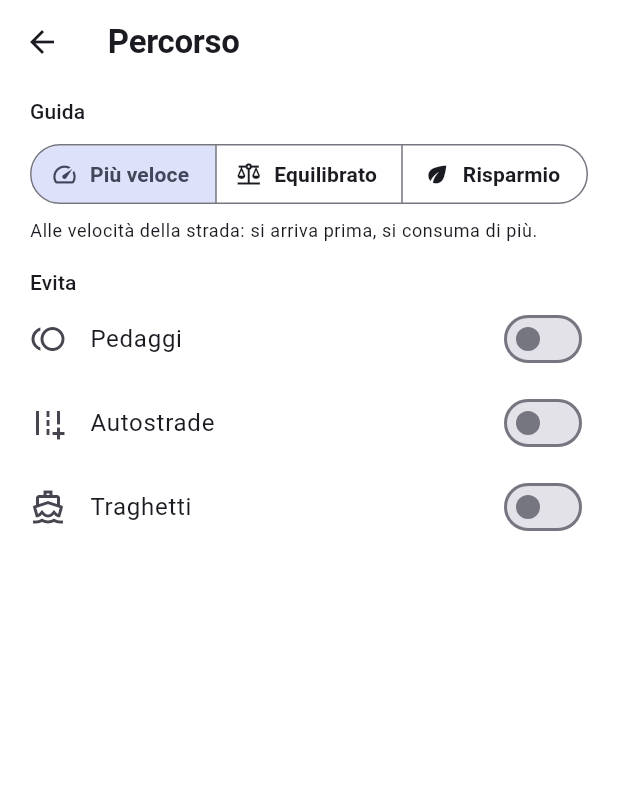
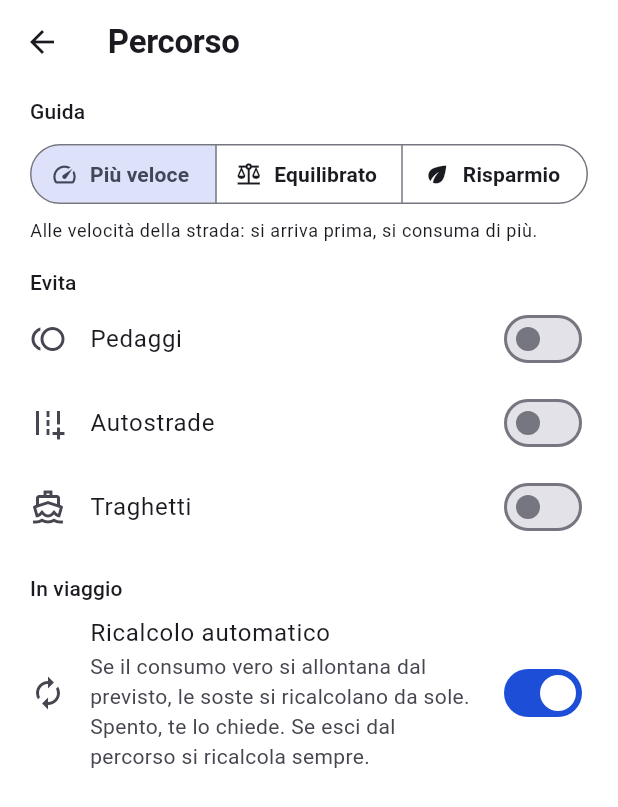
Before and after one commit to danigio15/gdanav, a Flutter app: the OpzioniPercorsoSchermata screen opened directly with empty values, on a phone screen of 412 x 824 dp. Shown: the top 807 px of the screen. Run offline on Flutter 3.47's test engine with Material 3 defaults, Android fonts, the phone set to English and light mode, and no system bars; our stand-ins replace flutter_secure_storage, flutter_tts, geolocator, image_picker; missing offline and left inert: cryptography, flutter_reactive_ble, maplibre_gl, mobile_scanner; accounts and stored records are empty.

Commit message:
Ricalcolo del viaggio automatico o su richiesta
Nelle opzioni del Percorso, «Ricalcolo automatico»: acceso, se il consumo
vero si allontana dal previsto le soste si ricalcolano da sole; spento,
una scheda lo chiede (Ricalcola / No). In guida il bottone «Ricalcola»
c'è sempre. Uscendo di strada si ricalcola comunque. Cambiare solo
questa scelta non ricalcola il viaggio.

Co-Authored-By: Claude Opus 5.5 <noreply@anthropic.com>
Claude-Session: https://claude.ai/code/session_01FNouQc3gyVQmfSih9paoYr

```diff
--- a/app/lib/schermate/opzioni_percorso.dart
+++ b/app/lib/schermate/opzioni_percorso.dart
@@ -66,6 +66,19 @@ class PannelloOpzioniPercorso extends StatelessWidget {
           title: const Text('Traghetti'),
           value: o.evitaTraghetti,
           onChanged: (v) => onCambia(o.copia(evitaTraghetti: v)),
+        ),
+        const SizedBox(height: 16),
+        Text('In viaggio', style: t.titleSmall),
+        SwitchListTile(
+          contentPadding: EdgeInsets.zero,
+          secondary: const Icon(Icons.autorenew),
+          title: const Text('Ricalcolo automatico'),
+          subtitle: const Text(
+            'Se il consumo vero si allontana dal previsto, le soste si ricalcolano da sole. '
+            'Spento, te lo chiede. Se esci dal percorso si ricalcola sempre.',
+          ),
+          value: o.ricalcoloAutomatico,
+          onChanged: (v) => onCambia(o.copia(ricalcoloAutomatico: v)),
         ),
       ],
     );
--- a/app/lib/stato/gestore_guida.dart
+++ b/app/lib/stato/gestore_guida.dart
@@ -50,6 +50,10 @@ class GestoreGuida extends ChangeNotifier {
   var attiva = false;
   var ricalcolando = false;
   var muto = false;
+
+  /// Con il ricalcolo automatico spento: perché converrebbe ricalcolare. Si
+  /// mostra una scheda con «Ricalcola» e «No».
+  String? proposta;
   DateTime? _ultimoRacconto;
   var _vicinoDetto = false;
 
@@ -226,10 +230,34 @@ class GestoreGuida extends ChangeNotifier {
     if (_ora().difference(_ultimoRicalcolo) < intervalloRicalcolo) return;
     final scarto = (ora.valore - _prevista(p, metri / 1000)).abs();
     final fattoreCambiato = ((consumo?.imparato.fattore ?? 1) - _fattorePiano).abs() > 0.05;
-    if (scarto >= scartoPerRicalcolo || fattoreCambiato) unawaited(_ricalcola(perConsumo: true));
+    if (scarto < scartoPerRicalcolo && !fattoreCambiato) return;
+    if (viaggio.opzioni.ricalcoloAutomatico) {
+      unawaited(_ricalcola(perConsumo: true));
+    } else if (proposta == null) {
+      // Si chiede una volta; se si dice di no, se ne riparla fra due minuti.
+      _ultimoRicalcolo = _ora();
+      proposta = ora.valore < _prevista(p, metri / 1000)
+          ? 'Consumi più del previsto: ricalcolo le soste?'
+          : 'Consumi meno del previsto: ricalcolo le soste?';
+      notifyListeners();
+    }
   }
 
-  Future<void> _ricalcola({bool perConsumo = false}) async {
+  /// «Ricalcola», dal bottone o dalla scheda: da dove si è, con la batteria
+  /// di adesso.
+  Future<void> ricalcolaOra() async {
+    proposta = null;
+    if (!muto) unawaited(voce.parla('Ricalcolo il viaggio.'));
+    await _ricalcola(perConsumo: true, detto: true);
+  }
+
+  /// «No» alla proposta.
+  void lasciaCosi() {
+    proposta = null;
+    notifyListeners();
+  }
+
+  Future<void> _ricalcola({bool perConsumo = false, bool detto = false}) async {
     final d = viaggio.destinazione;
     if (d == null) return;
     ricalcolando = true;
@@ -248,7 +276,7 @@ class GestoreGuida extends ChangeNotifier {
       _guida = Guida(p.viaggio.percorso);
       _nuovoPiano(p);
       final dopo = p.viaggio.piano?.soste.map((s) => s.colonnina.id).toList();
-      if (perConsumo && !listEquals(prima, dopo) && !muto) {
+      if (perConsumo && !detto && !listEquals(prima, dopo) && !muto) {
         unawaited(voce.parla('Ho aggiornato le soste in base al consumo reale.'));
       }
     }
--- a/app/lib/stato/gestore_viaggio.dart
+++ b/app/lib/stato/gestore_viaggio.dart
@@ -133,10 +133,11 @@ class GestoreViaggio extends ChangeNotifier {
 
   /// Cambiate le opzioni si salvano e, se c'è un viaggio, si ricalcola.
   Future<void> cambiaOpzioni(OpzioniPercorso o) async {
+    final strade = !mapEquals(o.valhalla, opzioni.valhalla);
     opzioni = o;
     notifyListeners();
     await archivio.salvaOpzioniPercorso(o);
-    if (destinazione case final d?) await pianifica(d);
+    if (strade && destinazione != null) await pianifica(destinazione!);
   }
 
   /// Le colonnine dove l'utente ha deciso di fermarsi, per questo viaggio.
--- a/packages/gdanav_core/lib/src/percorso/valhalla.dart
+++ b/packages/gdanav_core/lib/src/percorso/valhalla.dart
@@ -161,6 +161,7 @@ class OpzioniPercorso {
     this.evitaPedaggi = false,
     this.evitaAutostrade = false,
     this.evitaTraghetti = false,
+    this.ricalcoloAutomatico = true,
   });
 
   factory OpzioniPercorso.daJson(Map<String, Object?> j) => OpzioniPercorso(
@@ -168,6 +169,7 @@ class OpzioniPercorso {
         evitaPedaggi: j['evita_pedaggi'] as bool? ?? false,
         evitaAutostrade: j['evita_autostrade'] as bool? ?? false,
         evitaTraghetti: j['evita_traghetti'] as bool? ?? false,
+        ricalcoloAutomatico: j['ricalcolo_automatico'] as bool? ?? true,
       );
 
   final ModoGuida modo;
@@ -175,12 +177,23 @@ class OpzioniPercorso {
   final bool evitaAutostrade;
   final bool evitaTraghetti;
 
-  OpzioniPercorso copia({ModoGuida? modo, bool? evitaPedaggi, bool? evitaAutostrade, bool? evitaTraghetti}) =>
+  /// In guida, se il consumo vero si allontana dal previsto: ricalcolare da
+  /// soli le soste, o chiederlo prima. Fuori percorso si ricalcola sempre.
+  final bool ricalcoloAutomatico;
+
+  OpzioniPercorso copia({
+    ModoGuida? modo,
+    bool? evitaPedaggi,
+    bool? evitaAutostrade,
+    bool? evitaTraghetti,
+    bool? ricalcoloAutomatico,
+  }) =>
       OpzioniPercorso(
         modo: modo ?? this.modo,
         evitaPedaggi: evitaPedaggi ?? this.evitaPedaggi,
         evitaAutostrade: evitaAutostrade ?? this.evitaAutostrade,
         evitaTraghetti: evitaTraghetti ?? this.evitaTraghetti,
+        ricalcoloAutomatico: ricalcoloAutomatico ?? this.ricalcoloAutomatico,
       );
 
   Map<String, Object?> toJson() => {
@@ -188,6 +201,7 @@ class OpzioniPercorso {
         'evita_pedaggi': evitaPedaggi,
         'evita_autostrade': evitaAutostrade,
         'evita_traghetti': evitaTraghetti,
+        'ricalcolo_automatico': ricalcoloAutomatico,
       };
 
   /// I `costing_options.auto` di Valhalla: 0 vuol dire «solo se non c'è
```
Also changed, not shown: app/lib/schermate/schermata_guida.dart (+45 -0 lines), 1 other file.
